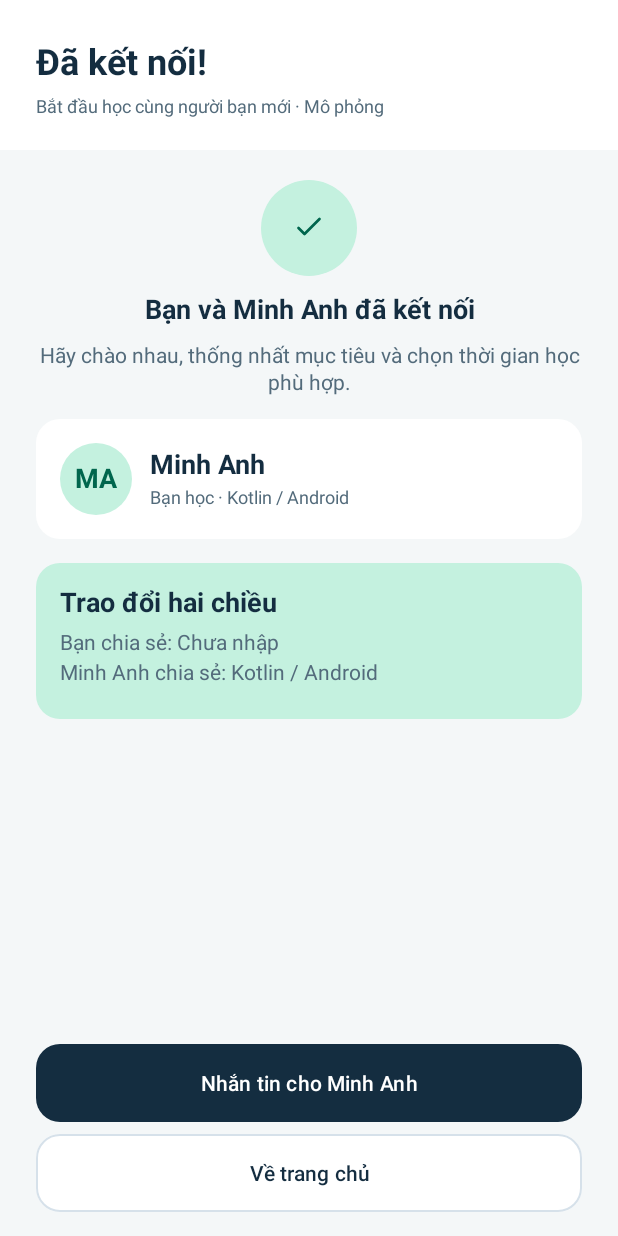
After one commit to HuynhNAnh/Co-Study, an Android app: the ExchangeConnectedActivity screen opened directly, with no data from a screen before it, on a phone screen of 412 x 824 dp. The commit adds this screen. Run offline under Robolectric (Android 15) with nearby library versions, the phone set to English and light mode, and no system bars.

Commit message:
Xây dựng màn hình kết nối thành công Co-Study

```diff
--- a/app/src/main/AndroidManifest.xml
+++ b/app/src/main/AndroidManifest.xml
@@ -61,6 +61,9 @@
         <activity
             android:name=".feature.learner.ui.exchange.ExchangePendingActivity"
             android:exported="false" />
+        <activity
+            android:name=".feature.learner.ui.exchange.ExchangeConnectedActivity"
+            android:exported="false" />
     </application>
 
 </manifest>
--- /dev/null
+++ b/app/src/main/java/com/ute/co_study/feature/learner/ui/exchange/ExchangeConnectedActivity.kt
@@ -0,0 +1,43 @@
+package com.ute.co_study.feature.learner.ui.exchange
+
+import android.content.Context
+import android.content.Intent
+import android.os.Bundle
+import androidx.appcompat.app.AppCompatActivity
+import androidx.core.view.ViewCompat
+import com.ute.co_study.R
+import com.ute.co_study.databinding.ActivityExchangeConnectedBinding
+import com.ute.co_study.feature.auth.ui.applyAuthInsets
+import com.ute.co_study.feature.learner.ui.home.HomeActivity
+import com.ute.co_study.feature.learner.ui.showLearnerFeatureUnavailable
+
+class ExchangeConnectedActivity : AppCompatActivity() {
+    override fun onCreate(savedInstanceState: Bundle?) {
+        super.onCreate(savedInstanceState)
+        val binding = ActivityExchangeConnectedBinding.inflate(layoutInflater)
+        setContentView(binding.root)
+        applyAuthInsets(binding.root, binding.statusBarSpace)
+        ViewCompat.setAccessibilityHeading(binding.screenTitle, true)
+        ViewCompat.setAccessibilityHeading(binding.connectionTitle, true)
+
+        val sharedSkill = intent.getStringExtra(EXTRA_SHARED_SKILL).orEmpty()
+        binding.sharedSkill.text = getString(
+            R.string.exchange_pending_shared_skill,
+            sharedSkill.ifBlank { getString(R.string.exchange_pending_no_skill) }
+        )
+
+        binding.homeButton.setOnClickListener {
+            val home = Intent(this, HomeActivity::class.java)
+                .addFlags(Intent.FLAG_ACTIVITY_CLEAR_TOP or Intent.FLAG_ACTIVITY_SINGLE_TOP)
+            startActivity(home)
+        }
+        showLearnerFeatureUnavailable(binding.messageButton)
+    }
+
+    companion object {
+        private const val EXTRA_SHARED_SKILL = "shared_skill"
+
+        internal fun createIntent(context: Context, sharedSkill: String): Intent =
+            Intent(context, ExchangeConnectedActivity::class.java).putExtra(EXTRA_SHARED_SKILL, sharedSkill)
+    }
+}
--- /dev/null
+++ b/app/src/main/res/layout/activity_exchange_connected.xml
@@ -0,0 +1,151 @@
+<?xml version="1.0" encoding="utf-8"?>
+<LinearLayout xmlns:android="http://schemas.android.com/apk/res/android"
+    xmlns:app="http://schemas.android.com/apk/res-auto"
+    android:layout_width="match_parent"
+    android:layout_height="match_parent"
+    android:orientation="vertical">
+
+    <View
+        android:id="@+id/status_bar_space"
+        android:layout_width="match_parent"
+        android:layout_height="0dp"
+        android:background="@color/white"
+        android:importantForAccessibility="no" />
+
+    <ScrollView
+        android:layout_width="match_parent"
+        android:layout_height="match_parent"
+        android:fillViewport="true">
+
+        <LinearLayout
+            android:layout_width="match_parent"
+            android:layout_height="wrap_content"
+            android:orientation="vertical">
+
+            <LinearLayout style="@style/Widget.CoStudy.Auth.Header">
+                <TextView
+                    android:id="@+id/screen_title"
+                    style="@style/TextAppearance.CoStudy.Title"
+                    android:text="@string/exchange_connected_title" />
+
+                <TextView
+                    style="@style/TextAppearance.CoStudy.Subtitle"
+                    android:layout_marginTop="@dimen/co_study_space_8"
+                    android:text="@string/exchange_connected_subtitle" />
+            </LinearLayout>
+
+            <androidx.appcompat.widget.AppCompatImageView
+                android:layout_width="@dimen/reset_confirmation_icon_size"
+                android:layout_height="@dimen/reset_confirmation_icon_size"
+                android:layout_gravity="center_horizontal"
+                android:layout_marginTop="@dimen/co_study_space_20"
+                android:background="@drawable/bg_co_study_mint_circle"
+                android:importantForAccessibility="no"
+                android:scaleType="center"
+                app:srcCompat="@drawable/ic_study_check"
+                app:tint="@color/co_study_green" />
+
+            <TextView
+                android:id="@+id/connection_title"
+                style="@style/TextAppearance.CoStudy.Title"
+                android:layout_marginTop="@dimen/co_study_space_12"
+                android:gravity="center"
+                android:paddingStart="@dimen/co_study_space_24"
+                android:paddingEnd="@dimen/co_study_space_24"
+                android:text="@string/exchange_connected_confirmation"
+                android:textSize="18sp" />
+
+            <TextView
+                style="@style/TextAppearance.CoStudy.Body"
+                android:layout_marginTop="@dimen/co_study_space_12"
+                android:gravity="center"
+                android:paddingStart="@dimen/co_study_space_24"
+                android:paddingEnd="@dimen/co_study_space_24"
+                android:text="@string/exchange_connected_description"
+                android:textColor="@color/co_study_muted" />
+
+
+            <LinearLayout
+                style="@style/Widget.CoStudy.Auth.Card"
+                android:background="@drawable/bg_co_study_card"
+                android:gravity="center_vertical"
+                android:minHeight="80dp"
+                android:orientation="horizontal">
+
+                <TextView
+                    style="@style/TextAppearance.CoStudy.Title"
+                    android:layout_width="48dp"
+                    android:layout_height="48dp"
+                    android:background="@drawable/bg_co_study_mint_circle"
+                    android:gravity="center"
+                    android:importantForAccessibility="no"
+                    android:text="@string/home_suggested_initials"
+                    android:textColor="@color/co_study_green"
+                    android:textSize="18sp" />
+
+                <LinearLayout
+                    android:layout_width="0dp"
+                    android:layout_height="wrap_content"
+                    android:layout_marginStart="@dimen/co_study_space_12"
+                    android:layout_weight="1"
+                    android:orientation="vertical">
+
+                    <TextView
+                        android:id="@+id/partner_name"
+                        style="@style/TextAppearance.CoStudy.Title"
+                        android:text="@string/home_suggested_name"
+                        android:textSize="18sp" />
+
+                    <TextView
+                        style="@style/TextAppearance.CoStudy.Subtitle"
+                        android:layout_marginTop="@dimen/co_study_space_4"
+                        android:text="@string/exchange_request_partner" />
+                </LinearLayout>
+            </LinearLayout>
+
+            <LinearLayout
+                style="@style/Widget.CoStudy.Auth.Card"
+                android:background="@drawable/bg_auth_notice"
+                android:minHeight="104dp">
+
+                <TextView
+                    style="@style/TextAppearance.CoStudy.Title"
+                    android:text="@string/exchange_connected_summary"
+                    android:textSize="18sp" />
+
+                <TextView
+                    android:id="@+id/shared_skill"
+                    style="@style/TextAppearance.CoStudy.Body"
+                    android:layout_marginTop="@dimen/co_study_space_8"
+                    android:textColor="@color/co_study_muted" />
+
+                <TextView
+                    style="@style/TextAppearance.CoStudy.Body"
+                    android:layout_marginTop="@dimen/co_study_space_4"
+                    android:text="@string/exchange_connected_partner_skill"
+                    android:textColor="@color/co_study_muted" />
+            </LinearLayout>
+
+            <Space
+                android:layout_width="match_parent"
+                android:layout_height="0dp"
+                android:layout_weight="1" />
+
+            <LinearLayout
+                style="@style/Widget.CoStudy.Auth.Actions"
+                android:layout_marginTop="@dimen/co_study_space_24">
+
+                <com.google.android.material.button.MaterialButton
+                    android:id="@+id/message_button"
+                    style="@style/Widget.CoStudy.Button.Primary"
+                    android:text="@string/exchange_connected_message" />
+
+                <com.google.android.material.button.MaterialButton
+                    android:id="@+id/home_button"
+                    style="@style/Widget.CoStudy.Button.Outlined"
+                    android:layout_marginTop="@dimen/co_study_space_8"
+                    android:text="@string/exchange_pending_home" />
+            </LinearLayout>
+        </LinearLayout>
+    </ScrollView>
+</LinearLayout>
--- a/app/src/main/res/values/strings.xml
+++ b/app/src/main/res/values/strings.xml
@@ -154,4 +154,11 @@
     <string name="exchange_pending_tip">Trong luồng mẫu, bạn sẽ nhận thông báo khi Minh Anh phản hồi. Trong lúc chờ, bạn có thể tiếp tục khám phá.</string>
     <string name="exchange_pending_home">Về trang chủ</string>
     <string name="exchange_pending_discover">Tiếp tục khám phá</string>
+    <string name="exchange_connected_title">Đã kết nối!</string>
+    <string name="exchange_connected_subtitle">Bắt đầu học cùng người bạn mới · Mô phỏng</string>
+    <string name="exchange_connected_confirmation">Bạn và Minh Anh đã kết nối</string>
+    <string name="exchange_connected_description">Hãy chào nhau, thống nhất mục tiêu và chọn thời gian học phù hợp.</string>
+    <string name="exchange_connected_summary">Trao đổi hai chiều</string>
+    <string name="exchange_connected_partner_skill">Minh Anh chia sẻ: Kotlin / Android</string>
+    <string name="exchange_connected_message">Nhắn tin cho Minh Anh</string>
 </resources>
```
